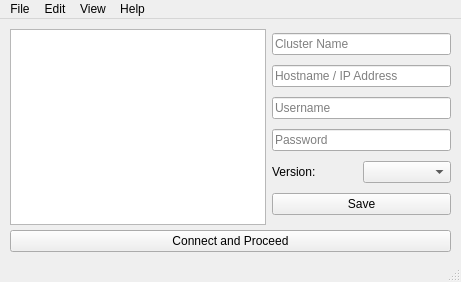
Above: cmuserdevicemanagermainwindow.ui from xXTheAwesomerXx/XIPE before the change. Below: the same form after it.
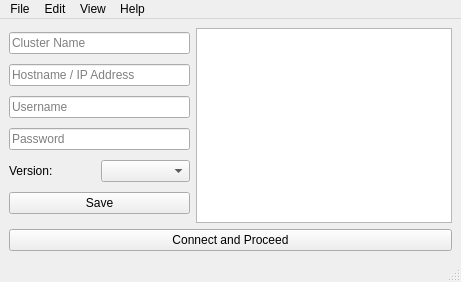
That is the form after the change.

Patch:
```diff
--- a/cmuserdevicemanagermainwindow.ui
+++ b/cmuserdevicemanagermainwindow.ui
@@ -14,23 +14,9 @@
    <string>MainWindow</string>
   </property>
   <widget class="QWidget" name="centralwidget">
-   <widget class="QWidget" name="layoutWidget_3">
-    <property name="geometry">
-     <rect>
-      <x>10</x>
-      <y>10</y>
-      <width>441</width>
-      <height>196</height>
-     </rect>
-    </property>
+   <layout class="QVBoxLayout" name="verticalLayout_3">
+    <item>
     <layout class="QHBoxLayout" name="horizontalLayout">
-     <item>
-      <layout class="QVBoxLayout" name="verticalLayout">
-       <item>
-        <widget class="QListWidget" name="listWidgetConnections"/>
-       </item>
-      </layout>
-     </item>
      <item>
       <layout class="QVBoxLayout" name="verticalLayout_2">
        <item>
@@ -90,17 +76,16 @@
        </item>
       </layout>
      </item>
-    </layout>
-   </widget>
-   <widget class="QWidget" name="layoutWidget">
-    <property name="geometry">
-     <rect>
-      <x>10</x>
-      <y>210</y>
-      <width>441</width>
-      <height>25</height>
-     </rect>
-    </property>
+      <item>
+       <layout class="QVBoxLayout" name="verticalLayout">
+        <item>
+         <widget class="QListWidget" name="listWidgetConnections"/>
+        </item>
+       </layout>
+      </item>
+     </layout>
+    </item>
+    <item>
     <layout class="QHBoxLayout" name="horizontalLayout_2">
      <item>
       <widget class="QPushButton" name="pushButtonConnect">
@@ -110,7 +95,8 @@
       </widget>
      </item>
     </layout>
-   </widget>
+    </item>
+   </layout>
   </widget>
   <widget class="QMenuBar" name="menubar">
    <property name="geometry">
```
Left out of the diff: 2 changed lines with no effect on the pictures. Lines whose indentation alone changed are shown as unchanged.
